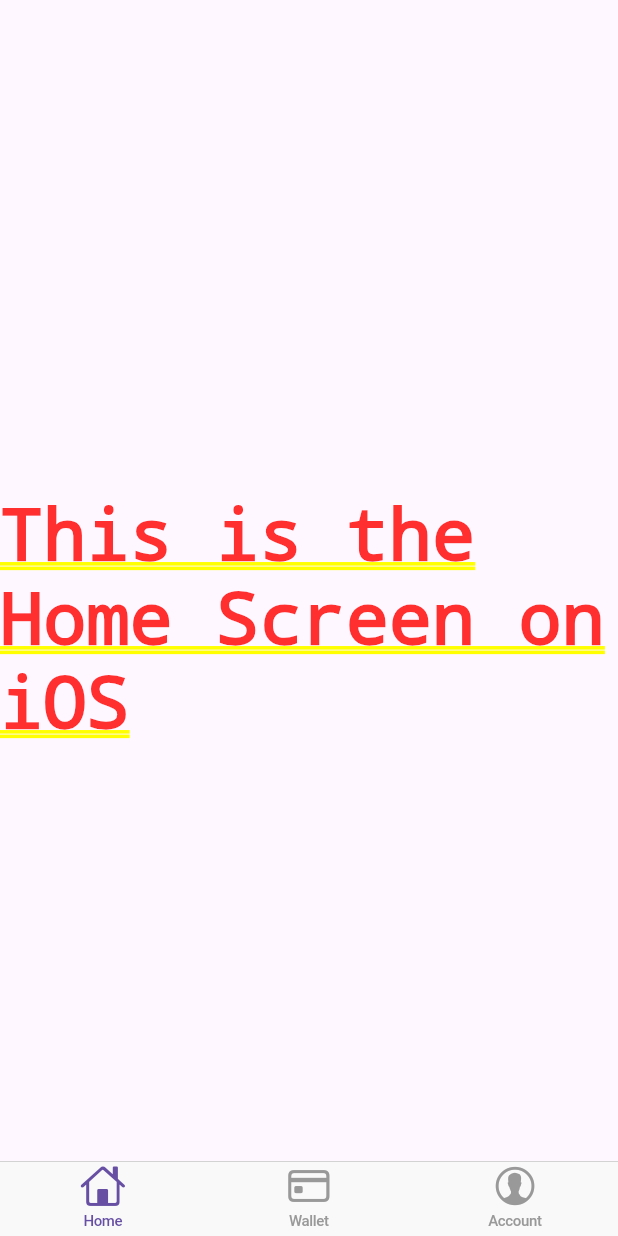
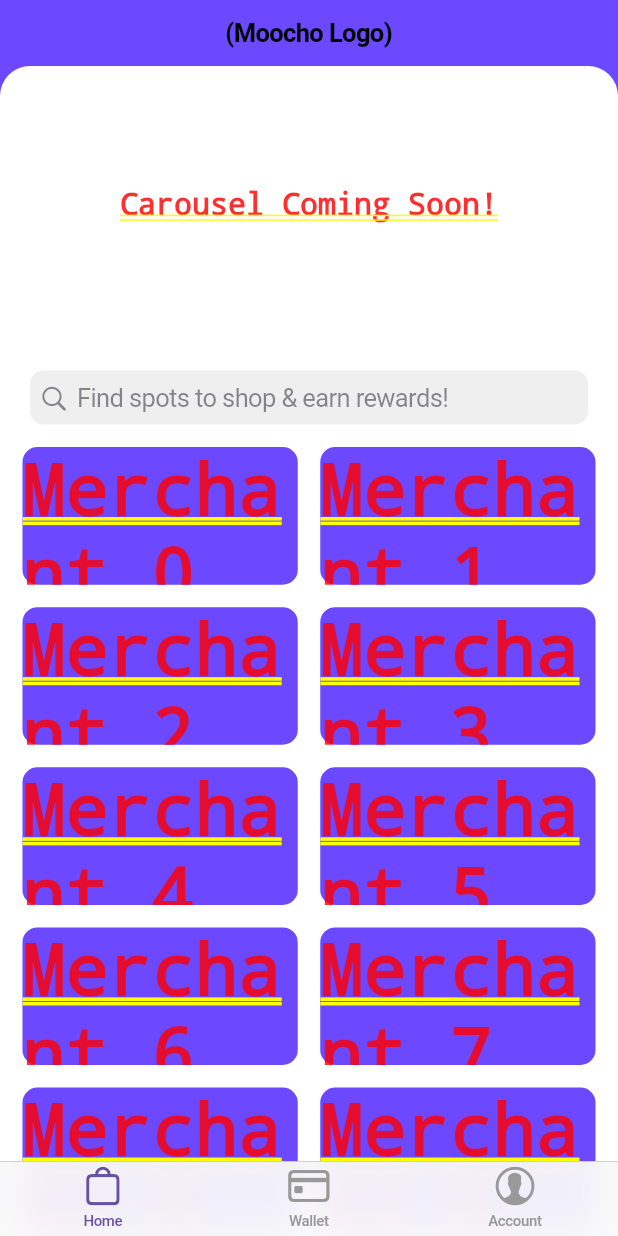
Before and after one commit to johnBrereton/Project-305, a Flutter app: the CupertinoNavbar screen opened directly, on a phone screen of 412 x 824 dp. Run offline on Flutter 3.47's test engine with Material 2 defaults, Android fonts, the light colour scheme and no system bars; missing offline and left inert: app_settings.

Commit message:
Fixed cupertino padding, changed navbar icons

```diff
--- a/Flutter App/project_305/lib/app.dart
+++ b/Flutter App/project_305/lib/app.dart
@@ -50,7 +50,7 @@
       tabBar: CupertinoTabBar(
         items: const <BottomNavigationBarItem>[
           BottomNavigationBarItem(
-            icon: Icon(CupertinoIcons.home),
+            icon: Icon(CupertinoIcons.bag),
             label: 'Home',
           ),
           BottomNavigationBarItem(
@@ -103,6 +103,14 @@
   ];
 
   @override
+  void initState() {
+    super.initState();
+    SystemChrome.setSystemUIOverlayStyle(const SystemUiOverlayStyle(
+      systemNavigationBarColor: Color(0xFFF0EDFF), // Set the color of the system bar here
+    ));
+  }
+
+  @override
   Widget build(BuildContext context) {
 
     return Scaffold(
@@ -115,11 +123,12 @@
         },
         backgroundColor: const Color(0xFFF0EDFF),
         indicatorColor: const Color(0xFF6C48FF),
+        surfaceTintColor: Colors.transparent,
         selectedIndex: currentIndex,
         destinations: const <Widget>[
           NavigationDestination(
-            selectedIcon: Icon(Icons.home),
-            icon: Icon(Icons.home_outlined),
+            selectedIcon: Icon(Icons.shopping_bag),
+            icon: Icon(Icons.shopping_bag_outlined),
             label: 'Home',
           ),
           NavigationDestination(
--- a/Flutter App/project_305/lib/screens/cupertino_home.dart
+++ b/Flutter App/project_305/lib/screens/cupertino_home.dart
@@ -5,16 +5,66 @@
 
   @override
   Widget build(BuildContext context) {
-    // TRY THIS: Try changing the "return" statement below to return a
-    // CupertinoPageScaffold instead of a Scaffold. Notice that the
-    // CupertinoPageScaffold doesn't have a "backgroundColor" property. Instead,
-    // it uses the "primaryColor" from the CupertinoTheme. Try changing the
-    // "primaryColor" in the CupertinoTheme below to Colors.green and see how
-    // that affects the page.
-    return const CupertinoPageScaffold(
-      child: Center(
-        child: Text("This is the Home Screen on iOS"),
+    return CupertinoPageScaffold(
+      backgroundColor: Color(0xFF6C48FF),
+      navigationBar: const CupertinoNavigationBar(
+        middle: Text('(Moocho Logo)'),
+        backgroundColor: Color(0xFF6C48FF),
       ),
+      child: Container(
+        decoration: const ShapeDecoration(
+          color: CupertinoColors.white,
+          shape: RoundedRectangleBorder(
+            borderRadius: BorderRadius.only(
+              topLeft: Radius.circular(20),
+              topRight: Radius.circular(20),
+            ),
+          )
+        ),
+        child: Column(
+          children: [
+            Container(
+              margin: const EdgeInsets.only(top: 80, bottom: 80),
+              child: const Text(
+                'Carousel Coming Soon!',
+                style: TextStyle(
+                  fontSize: 20,
+                  fontWeight: FontWeight.bold,
+                ),
+              ),
+            ),
+            Container(
+              margin: const EdgeInsets.only(top: 20, left: 20, right: 20),
+              child: const CupertinoSearchTextField(
+                placeholder: 'Find spots to shop & earn rewards!',
+              )
+            ),
+            Expanded(
+              child: GridView.builder(
+                itemCount: 10,
+                padding: const EdgeInsets.all(15),
+                gridDelegate: const SliverGridDelegateWithFixedCrossAxisCount(
+                  crossAxisCount: 2,
+                  childAspectRatio: 2.0,
+                  mainAxisSpacing: 15.0,
+                  crossAxisSpacing: 15.0,
+                ),
+                itemBuilder: (BuildContext context, int index) {
+                  return Container(
+                    alignment: Alignment.center,
+                    // tileColor: _items[index].isOdd ? oddItemColor : evenItemColor,
+                    decoration: BoxDecoration(
+                      borderRadius: BorderRadius.circular(10),
+                      color: Color(0xFF6C48FF),
+                    ),
+                    child: Text('Merchant $index'),
+                  );
+                },
+              ),
+            )
+          ],
+        ),
+      )
     );
   }
 }
```
